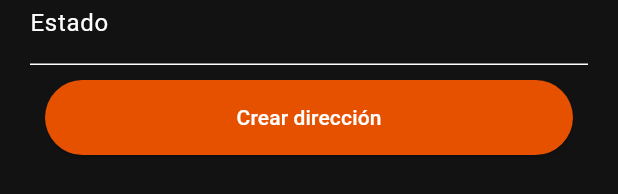
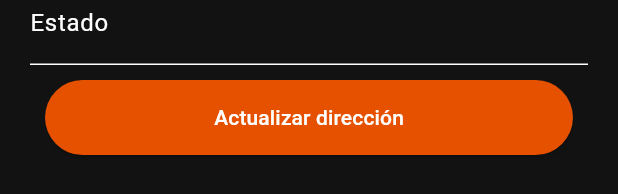
Before and after one commit to Cucho-s-Market/cuchos_market_mobile, a Flutter app: the EditAddress widget shown alone on an empty page, opened directly with empty values, on a phone screen of 412 x 824 dp. Shown: the part 331-525 px from the top of the screen. Run offline on Flutter 3.47's test engine with Material 2 defaults, Android fonts, the light colour scheme and no system bars; our stand-ins replace carousel_slider, flutter_svg, transparent_image; accounts and stored records are empty; network calls fail; Roboto replaces fonts that are missing (OpenSans).

Commit message:
Corrección de label Actualizar direccion

```diff
--- a/lib/widgets/edit_address.dart
+++ b/lib/widgets/edit_address.dart
@@ -127,7 +127,7 @@ class _EditAddressState extends State<EditAddress> {
                 ),
                 onPressed: updateAddress,
                 child: const Text(
-                  "Crear dirección",
+                  "Actualizar dirección",
                   style: TextStyle(color: Colors.white),
                 ),
               ),
```
